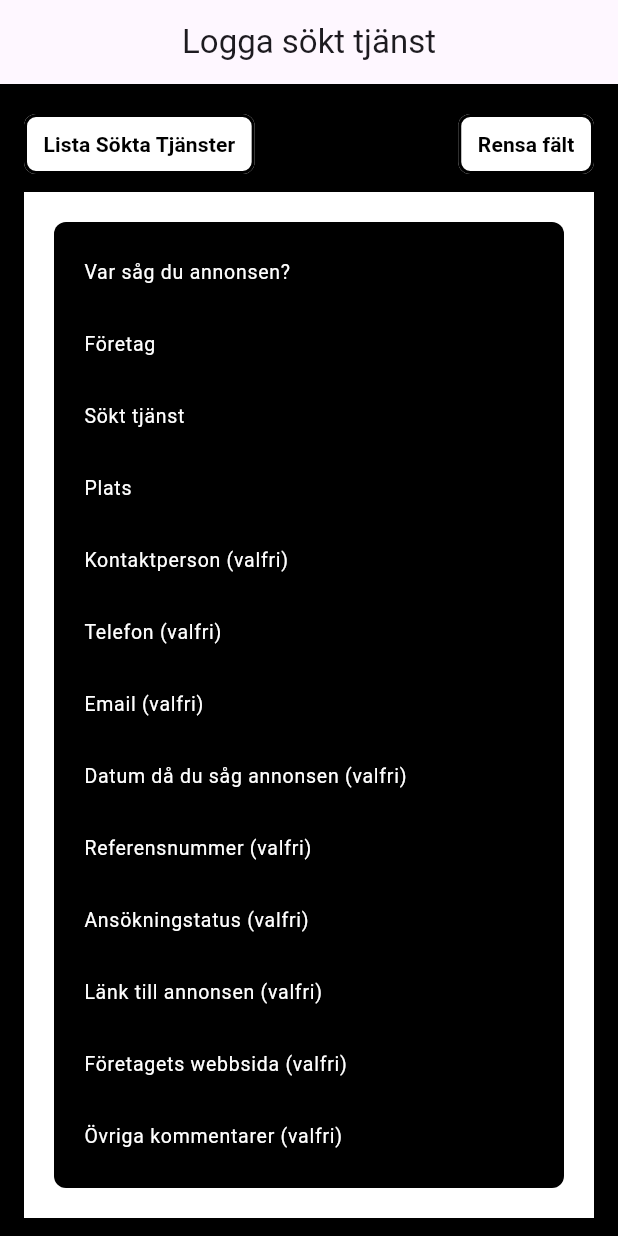
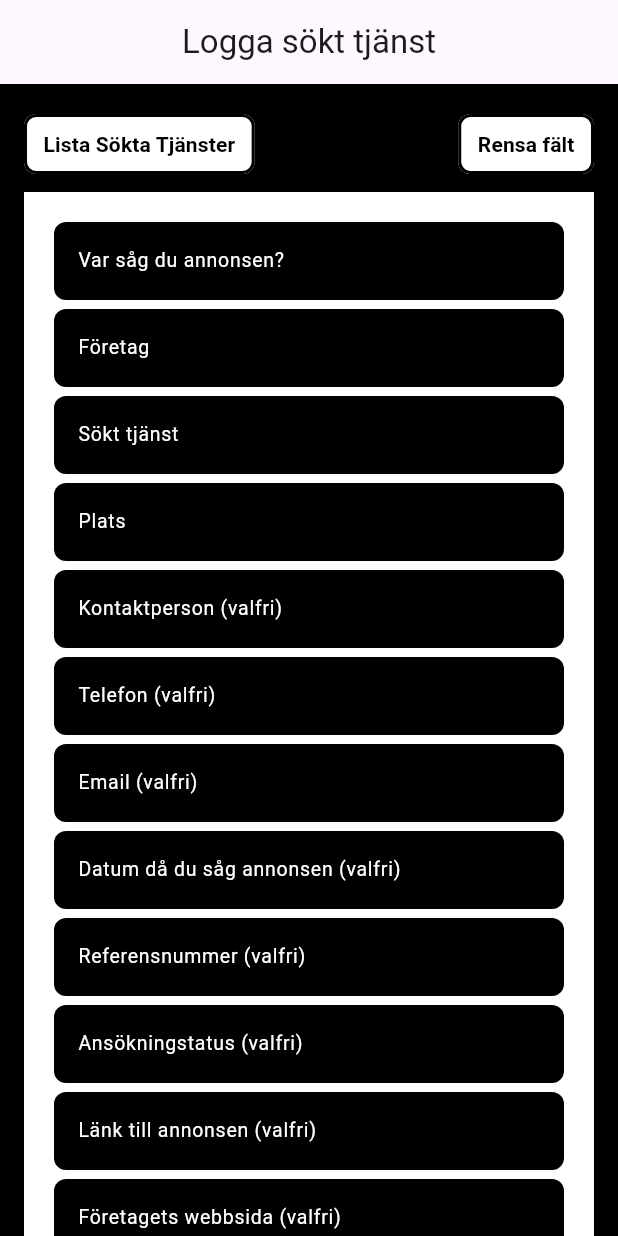
Before and after one commit to Larsn280/applylog, a Flutter app: the screen it shows after launch, on a phone screen of 412 x 824 dp. Run offline on Flutter 3.47's test engine with Material 3 defaults, Android fonts, the phone set to English and light mode, and no system bars.

Commit message:
ContentWithFormAndList

```diff
--- a/lib/log_application_screen.dart
+++ b/lib/log_application_screen.dart
@@ -160,13 +160,6 @@ class _LogApplicationScreen extends State<LogApplicationScreen> {
             ),
             child: Column(
               children: [
-                Container(
-                  decoration: BoxDecoration(
-                      color: Colors.black,
-                      borderRadius: BorderRadius.circular(8.0)),
-                  padding: EdgeInsets.all(10.0),
-                  child: Column(
-                    children: [
                 CustomTextFormField(
                   controller: _adSourceController,
                   hintText: 'Var såg du annonsen?',
@@ -175,6 +168,9 @@ class _LogApplicationScreen extends State<LogApplicationScreen> {
                   },
                   fieldKey: _adSourceKey,
                   startValidation: _startValidation,
+                ),
+                const SizedBox(
+                  height: 6.0,
                 ),
                 CustomTextFormField(
                   controller: _companyController,
@@ -185,6 +181,9 @@ class _LogApplicationScreen extends State<LogApplicationScreen> {
                   fieldKey: _companyKey,
                   startValidation: _startValidation,
                 ),
+                const SizedBox(
+                  height: 6.0,
+                ),
                 CustomTextFormField(
                   controller: _appliedJobController,
                   hintText: 'Sökt tjänst',
@@ -193,6 +192,9 @@ class _LogApplicationScreen extends State<LogApplicationScreen> {
                   },
                   fieldKey: _appliedJobKey,
                   startValidation: _startValidation,
+                ),
+                const SizedBox(
+                  height: 6.0,
                 ),
                 CustomTextFormField(
                   controller: _locationController,
@@ -203,44 +205,68 @@ class _LogApplicationScreen extends State<LogApplicationScreen> {
                   fieldKey: _locationKey,
                   startValidation: _startValidation,
                 ),
+                const SizedBox(
+                  height: 6.0,
+                ),
                 CustomTextFormField(
                   controller: _contactController,
                   hintText: 'Kontaktperson (valfri)',
+                ),
+                const SizedBox(
+                  height: 6.0,
                 ),
                 CustomTextFormField(
                   controller: _phoneController,
                   hintText: 'Telefon (valfri)',
                 ),
+                const SizedBox(
+                  height: 6.0,
+                ),
                 CustomTextFormField(
                   controller: _emailController,
                   hintText: 'Email (valfri)',
+                ),
+                const SizedBox(
+                  height: 6.0,
                 ),
                 CustomTextFormField(
                   controller: _dateController,
                   hintText: 'Datum då du såg annonsen (valfri)',
                 ),
+                const SizedBox(
+                  height: 6.0,
+                ),
                 CustomTextFormField(
                   controller: _referenceController,
                   hintText: 'Referensnummer (valfri)',
+                ),
+                const SizedBox(
+                  height: 6.0,
                 ),
                 CustomTextFormField(
                   controller: _applystatusController,
                   hintText: 'Ansökningstatus (valfri)',
                 ),
+                const SizedBox(
+                  height: 6.0,
+                ),
                 CustomTextFormField(
                   controller: _adlinkController,
                   hintText: 'Länk till annonsen (valfri)',
+                ),
+                const SizedBox(
+                  height: 6.0,
                 ),
                 CustomTextFormField(
                   controller: _companysiteController,
                   hintText: 'Företagets webbsida (valfri)',
                 ),
+                const SizedBox(
+                  height: 6.0,
+                ),
                 CustomTextFormField(
                   controller: _commentsController,
                   hintText: 'Övriga kommentarer (valfri)',
-                      ),
-                    ],
-                  ),
                 ),
               ],
             ),
--- a/lib/widgets/custom_text_form_field.dart
+++ b/lib/widgets/custom_text_form_field.dart
@@ -25,7 +25,8 @@ class CustomTextFormFieldState extends State<CustomTextFormField> {
   Widget build(BuildContext context) {
     return Container(
       width: double.infinity,
-      decoration: BoxDecoration(color: Colors.black),
+      decoration: BoxDecoration(
+          color: Colors.black, borderRadius: BorderRadius.circular(8.0)),
       child: TextFormField(
         key: widget.fieldKey,
         controller: widget.controller,
@@ -36,7 +37,8 @@ class CustomTextFormFieldState extends State<CustomTextFormField> {
             fontSize: 13.0,
             color: Colors.white,
           ),
-          contentPadding: EdgeInsets.symmetric(horizontal: 10.0),
+          contentPadding:
+              EdgeInsets.symmetric(horizontal: 16.0, vertical: 16.0),
           border: InputBorder.none,
           enabledBorder: InputBorder.none,
           focusedBorder: InputBorder.none,
```
Lines whose indentation alone changed are shown as unchanged.
